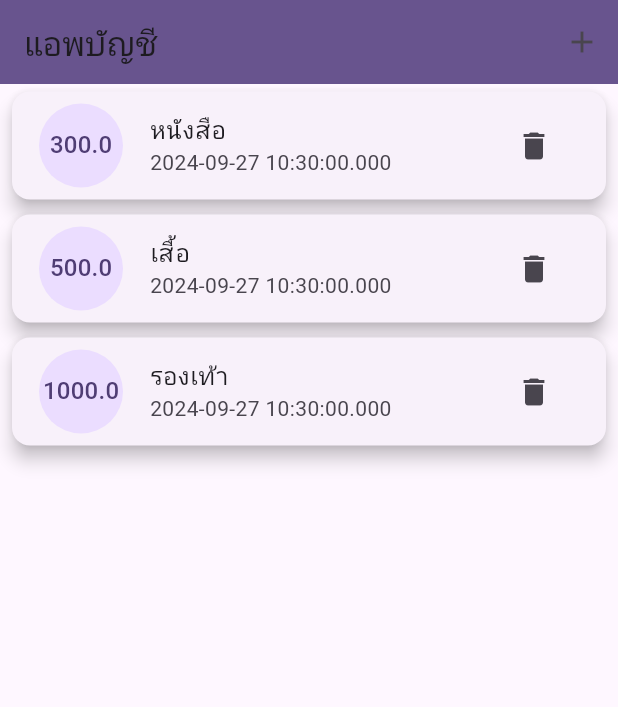
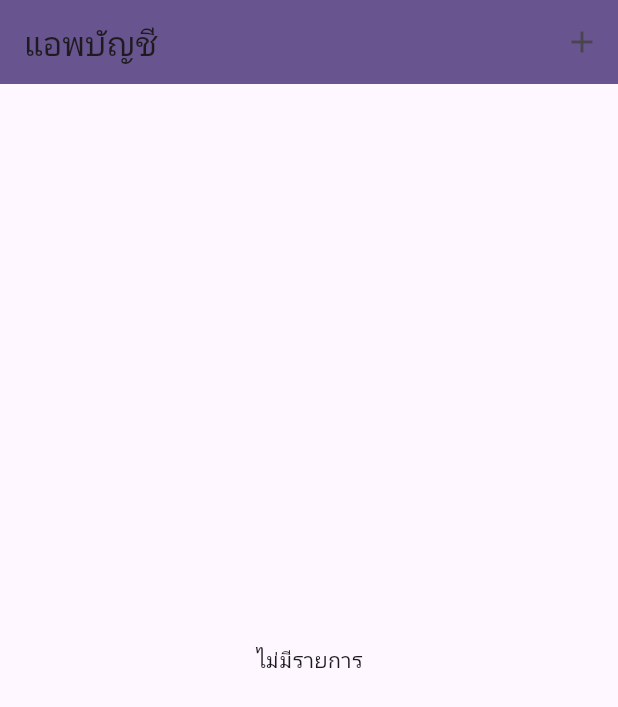
Before and after one commit to thanyarat65/Cafe, a Flutter app: the screen it shows after launch, on a phone screen of 412 x 824 dp. Shown: the top 707 px of the screen. Run offline on Flutter 3.47's test engine with Material 3 defaults, Android fonts, the phone set to English and light mode, and no system bars; our stand-ins replace sembast.

```diff
--- /dev/null
+++ b/lib/databases/transaction_db.dart
@@ -0,0 +1,20 @@
+import 'dart:io';
+import 'package:path/path.dart';
+import 'package:path_provider/path_provider.dart';
+import 'package:sembast/sembast.dart';
+import 'package:sembast/sembast_io.dart';
+
+class TransactionDB{
+  String dbName;
+
+  TransactionDB({required this.dbName});
+
+  Future<Database> openDatabase() async{
+    Directory appDirectory = await getApplicationDocumentsDirectory();
+    String dbLocation  = join(appDirectory.path, dbName);
+
+    DatabaseFactory dbFactory = databaseFactoryIo;
+    Database db = await dbFactory.openDatabase(dbLocation);
+    return db;
+  }
+}
--- a/lib/main.dart
+++ b/lib/main.dart
@@ -1,5 +1,6 @@
 import 'package:flutter/material.dart';
 import 'package:account/screens/form_screen.dart';
+import 'package:intl/intl.dart';
 import 'package:provider/provider.dart';
 import 'package:account/provider/transaction_provider.dart';
 
@@ -68,20 +69,27 @@ class _MyHomePageState extends State<MyHomePage> {
         ),
         body: Consumer(
           builder: (context, TransactionProvider provider, Widget? child) {
+            if (provider.transactions.isEmpty) {
+              return const Center(
+                child: Text('ไม่มีรายการ'),
+              );
+            } else {
               return ListView.builder(
                 itemCount: provider.transactions.length,
                 itemBuilder: (context, index) {
+                  var statement = provider.transactions[index];
                   return Card(
                     elevation: 5,
                     margin:
                         const EdgeInsets.symmetric(vertical: 5, horizontal: 8),
                     child: ListTile(
-                    title: Text(provider.transactions[index].title),
-                    subtitle: Text(provider.transactions[index].date.toString()),
+                      title: Text(statement.title),
+                      subtitle:
+                          Text(DateFormat('dd MMM yyyy hh:mm:ss').format(statement.date)),
                       leading: CircleAvatar(
                         radius: 30,
                         child: FittedBox(
-                        child: Text('${provider.transactions[index].amount}'),
+                          child: Text('${statement.amount}'),
                         ),
                       ),
                       trailing: IconButton(
@@ -92,6 +100,7 @@ class _MyHomePageState extends State<MyHomePage> {
                   );
                 },
               );
+            }
           },
         )
         // This trailing comma makes auto-formatting nicer for build methods.
--- a/lib/models/transaction.dart
+++ b/lib/models/transactions.dart
@@ -1,10 +1,10 @@
-class Transaction {
+class Transactions {
   // final String id;
   final String title;
   final double amount;
   final DateTime date;
 
-  Transaction({
+  Transactions({
     // required this.id,
     required this.title,
     required this.amount,
--- a/lib/provider/transaction_provider.dart
+++ b/lib/provider/transaction_provider.dart
@@ -1,19 +1,17 @@
+import 'package:account/databases/transaction_db.dart';
 import 'package:flutter/foundation.dart';
-import 'package:account/models/transaction.dart';
+import 'package:account/models/transactions.dart';
 
 class TransactionProvider with ChangeNotifier {
-  List<Transaction> transactions = [
-    Transaction(title: 'หนังสือ', amount: 300, date: DateTime.now()),
-    Transaction(title: 'เสื้อ', amount: 500, date: DateTime.now()),
-    Transaction(title: 'รองเท้า', amount: 1000, date: DateTime.now()),
-  ];
+  List<Transactions> transactions = [];
 
-  List<Transaction> getTransaction() {
+  List<Transactions> getTransaction() {
     return transactions;
   }
 
-  void addTransaction(Transaction transaction) {
-    transactions.add(transaction);
+  void addTransaction(Transactions transaction) async{
+    var db = await TransactionDB(dbName: 'transactions.db').openDatabase();
+    transactions.insert(0,transaction);
     notifyListeners();
   }
 
--- a/lib/screens/form_screen.dart
+++ b/lib/screens/form_screen.dart
@@ -1,4 +1,4 @@
-import 'package:account/models/transaction.dart';
+import 'package:account/models/transactions.dart';
 import 'package:flutter/material.dart';
 import 'package:provider/provider.dart';
 import 'package:account/provider/transaction_provider.dart';
@@ -56,7 +56,7 @@ class FormScreen extends StatelessWidget {
                           if (formKey.currentState!.validate())
                             {
                               // create transaction data object
-                              var statement = Transaction(
+                              var statement = Transactions(
                                   title: titleController.text,
                                   amount: double.parse(amountController.text),
                                   date: DateTime.now()
--- a/pubspec.yaml
+++ b/pubspec.yaml
@@ -36,6 +36,10 @@ dependencies:
   # Use with the CupertinoIcons class for iOS style icons.
   cupertino_icons: ^1.0.8
   provider: ^6.1.2
+  intl: ^0.19.0
+  sembast: ^3.7.4
+  path_provider: ^2.1.4
+  path: ^1.9.0
 
 dev_dependencies:
   flutter_test:
```
Also changed, not shown: pubspec.lock, 1 other file. Lines whose indentation alone changed are shown as unchanged.
